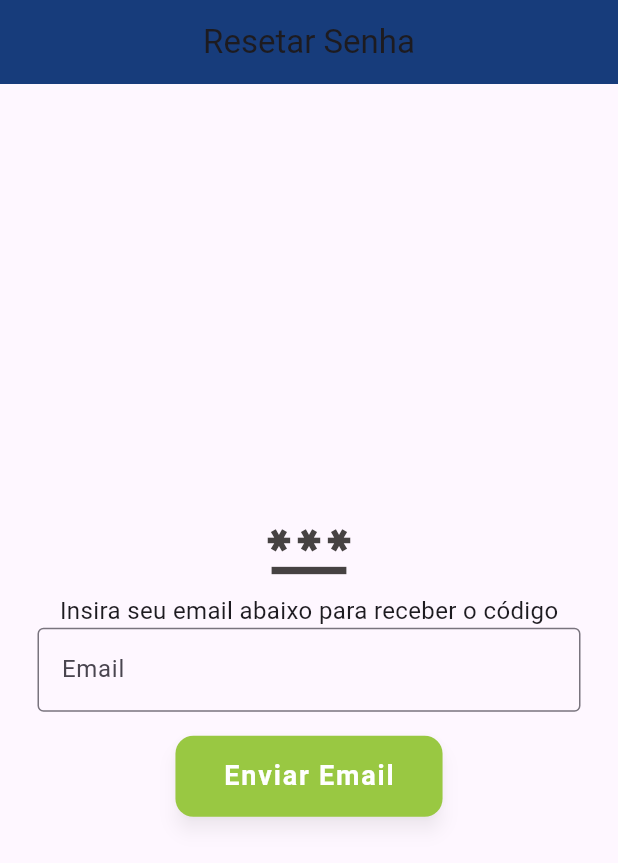
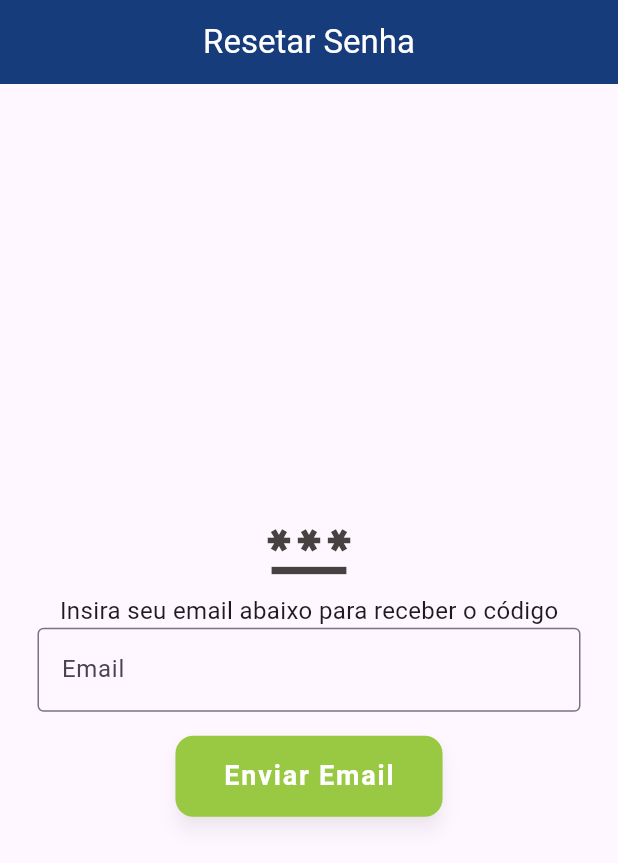
Before and after one commit to Death-Chronos/findl_uf, a Flutter app: the screen it shows after launch, after a tap on "Clique aqui", on a phone screen of 412 x 824 dp. Shown: the top 863 px of the screen. Run offline on Flutter 3.47's test engine with Material 3 defaults, Android fonts, the light colour scheme and no system bars; our stand-ins replace image_picker, supabase_flutter; accounts and stored records are empty.

Commit message:
mudanças de layout

```diff
--- a/lib/views/auth/login_view.dart
+++ b/lib/views/auth/login_view.dart
@@ -4,7 +4,7 @@ import 'package:find_uf/services/auth/auth_exceptions.dart';
 import 'package:find_uf/services/auth/auth_service.dart';
 import 'package:find_uf/services/profile_service.dart';
 import 'package:find_uf/tools/dialogs.dart';
-import 'package:find_uf/tools/validar_email.dart';
+import 'package:find_uf/tools/validacoes.dart';
 import 'package:find_uf/views/widgets/tap_button.dart';
 import 'package:flutter/material.dart';
 
@@ -31,7 +31,7 @@ class _LoginViewState extends State<LoginView> {
   Widget build(BuildContext context) {
     return Scaffold(
       appBar: AppBar(
-        title: const Text("Login"),
+        title: const Text("Login", style: TextStyle(color: Colors.white)),
         centerTitle: true,
         backgroundColor: const Color(0xFF173C7B),
       ),
@@ -49,6 +49,7 @@ class _LoginViewState extends State<LoginView> {
               controller: _email,
               decoration: InputDecoration(
                 labelText: "Email",
+                prefixIcon: Icon(Icons.email),
                 border: OutlineInputBorder(),
               ),
             ),
@@ -61,6 +62,7 @@ class _LoginViewState extends State<LoginView> {
               decoration: InputDecoration(
                 labelText: "Senha",
                 border: OutlineInputBorder(),
+                prefixIcon: Icon(Icons.lock),
                 suffixIcon: IconButton(
                   onPressed: () {
                     setState(() {
@@ -97,7 +99,7 @@ class _LoginViewState extends State<LoginView> {
                     final email = _email.text;
                     final senha = _senha.text;
 
-                    final erro = ValidarEmail.validar(_email.text);
+                    final erro = Validacoes.validarEmail(_email.text);
 
                     if (erro != null) {
                       ScaffoldMessenger.of(
@@ -143,6 +145,7 @@ class _LoginViewState extends State<LoginView> {
                 ),
               ],
             ),
+            SizedBox(height: 16),
             Row(
               mainAxisAlignment: MainAxisAlignment.center,
               children: [
--- a/lib/views/auth/resetar_senha_view.dart
+++ b/lib/views/auth/resetar_senha_view.dart
@@ -1,7 +1,7 @@
 import 'package:find_uf/constants/route.dart';
 import 'package:find_uf/services/auth/auth_service.dart';
 import 'package:find_uf/tools/dialogs.dart';
-import 'package:find_uf/tools/validar_email.dart';
+import 'package:find_uf/tools/validacoes.dart';
 import 'package:find_uf/views/widgets/tap_button.dart';
 import 'package:flutter/material.dart';
 
@@ -16,7 +16,7 @@ class _ResetarSenhaViewState extends State<ResetarSenhaView> {
   late final TextEditingController _email;
 
   Future<void> _resetarSenha(BuildContext context) async {
-    final erro = ValidarEmail.validar(_email.text);
+    final erro = Validacoes.validarEmail(_email.text);
 
     if (erro != null) {
       ScaffoldMessenger.of(context).showSnackBar(SnackBar(content: Text(erro)));
@@ -49,7 +49,7 @@ class _ResetarSenhaViewState extends State<ResetarSenhaView> {
   Widget build(BuildContext context) {
     return Scaffold(
       appBar: AppBar(
-        title: Text("Resetar Senha"),
+        title: Text("Resetar Senha", style: TextStyle(color: Colors.white)),
         centerTitle: true,
         backgroundColor: const Color(0xFF173C7B),
       ),
--- a/lib/views/profile/complete_profile_view.dart
+++ b/lib/views/profile/complete_profile_view.dart
@@ -61,7 +61,10 @@ class _CompleteProfileViewState extends State<CompleteProfileView> {
   Widget build(BuildContext context) {
     return Scaffold(
       appBar: AppBar(
-        title: const Text("Complete seu perfil"),
+        title: const Text(
+          "Complete seu perfil",
+          style: TextStyle(color: Colors.white),
+        ),
         centerTitle: true,
         backgroundColor: const Color(0xFF173C7B),
         automaticallyImplyLeading: false, // Remove botão voltar
@@ -94,6 +97,7 @@ class _CompleteProfileViewState extends State<CompleteProfileView> {
               controller: _nome,
               decoration: const InputDecoration(
                 labelText: "Nome completo",
+                prefixIcon: Icon(Icons.person),
                 border: OutlineInputBorder(),
               ),
             ),
```
Also changed, not shown: lib/services/auth/auth_exceptions.dart (+8 -5 lines), lib/services/auth/supabase_auth_provider.dart (+5 -9 lines), lib/views/auth/register_view.dart (+13 -3 lines), lib/views/auth/verificar_email_view.dart (+7 -3 lines).
